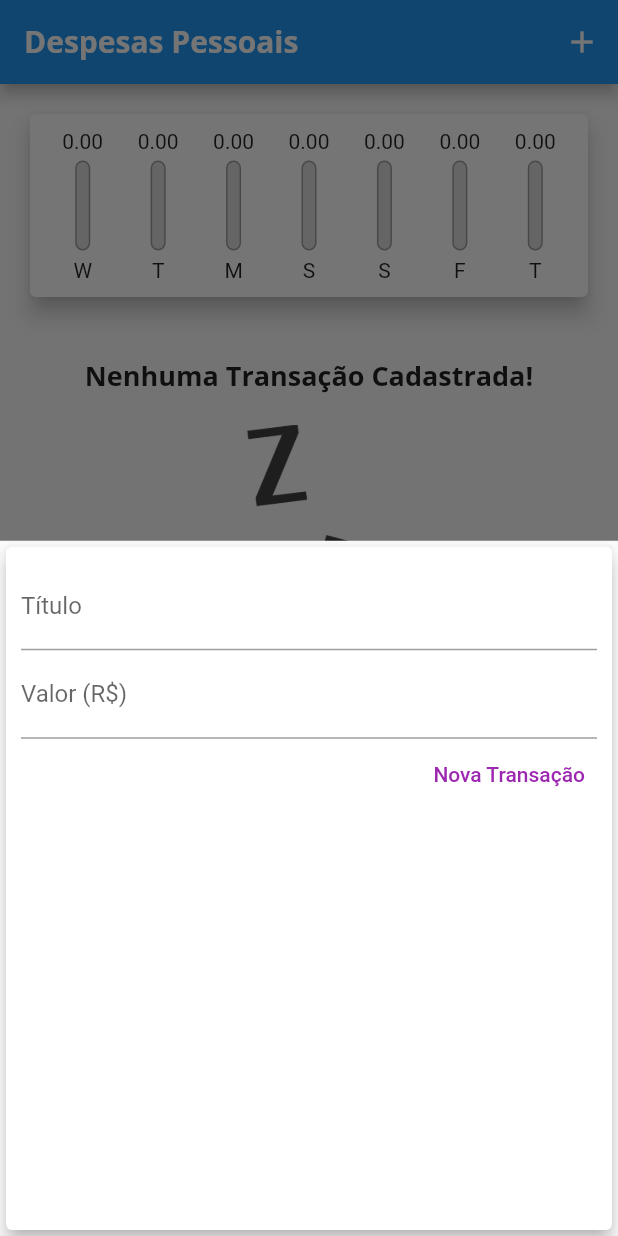
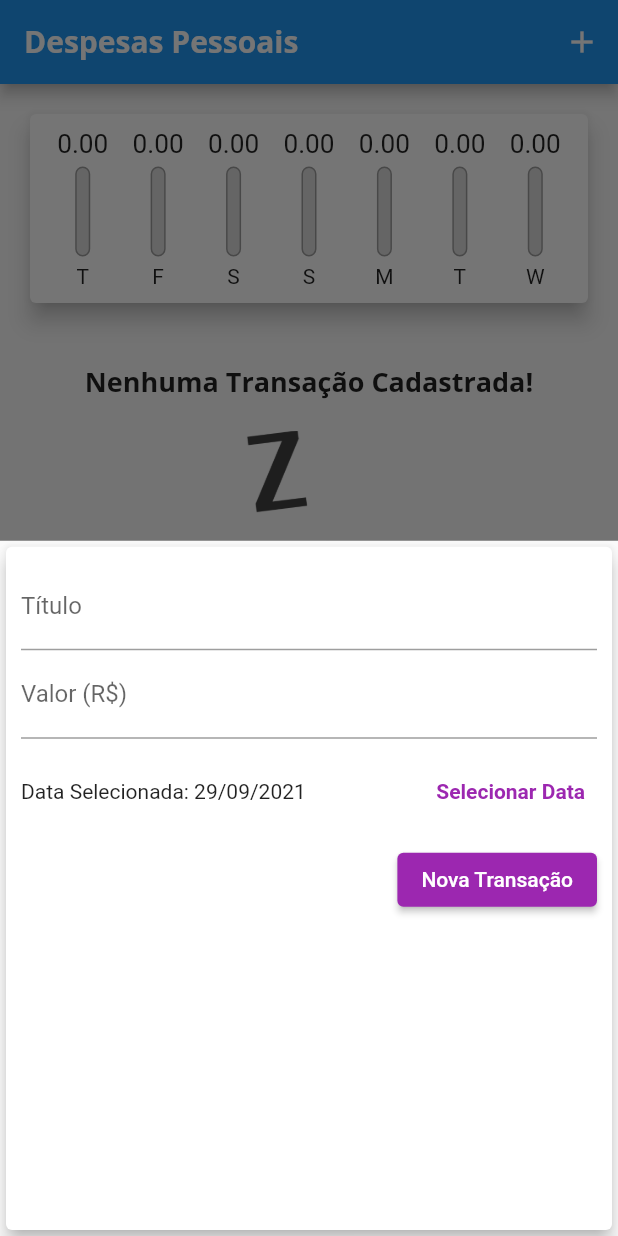
Before and after one commit to matheusbribeiro-dev/expenses, a Flutter app: the screen it shows after launch, after a tap on the "add" icon, on a phone screen of 412 x 824 dp. Run offline on Flutter 3.47's test engine with Material 2 defaults, Android fonts, the phone set to English and light mode, and no system bars.

Commit message:
The completed layout list

```diff
--- a/lib/components/chart.dart
+++ b/lib/components/chart.dart
@@ -32,7 +32,7 @@ class Chart extends StatelessWidget
         'day': DateFormat.E().format(weekDay)[0],
         'value': totalSum,
       };
-    });
+    }).reversed.toList();
   }
 
   double get _weekTotalValue
@@ -58,7 +58,9 @@ class Chart extends StatelessWidget
               child: ChartBar(
                 label: e['day'].toString(),
                 value: e['value'],
-                percentage: (e['value'] as double) / _weekTotalValue,
+                percentage: _weekTotalValue == 0
+                ? 0
+                : (e['value'] as double) / _weekTotalValue,
               ),
             );
           }).toList(),
--- a/lib/components/chart_bar.dart
+++ b/lib/components/chart_bar.dart
@@ -16,8 +16,11 @@ class ChartBar extends StatelessWidget {
   Widget build(BuildContext context) {
     return Column(
       children: <Widget>[
-        FittedBox(
-          child: Text(value.toStringAsFixed(2)),
+        Container(
+          height: 20,
+          child: FittedBox(
+            child: Text(value.toStringAsFixed(2)),
+          ),
         ),
         const SizedBox(height: 5),
         Container(
--- a/lib/components/transaction_form.dart
+++ b/lib/components/transaction_form.dart
@@ -1,7 +1,8 @@
 import 'package:flutter/material.dart';
+import 'package:intl/intl.dart';
 
 class TransactionForm extends StatefulWidget {
-  final void Function(String, double) onSubmit;
+  final void Function(String, double, DateTime) onSubmit;
 
   const TransactionForm(this.onSubmit, {Key? key}) : super(key: key);
 
@@ -10,20 +11,39 @@ class TransactionForm extends StatefulWidget {
 }
 
 class _TransactionFormState extends State<TransactionForm> {
-  final titleController = TextEditingController();
-
-  final valueController = TextEditingController();
+  final _titleController = TextEditingController();
+  final _valueController = TextEditingController();
+  DateTime _selectedDate = DateTime.now();
 
   _submitForm()
   {
-    final title = titleController.text;
-    final value = double.tryParse(valueController.text) ?? 0.0;
+    final title = _titleController.text;
+    final value = double.tryParse(_valueController.text) ?? 0.0;
 
-    if (title.isEmpty || value <= 0) {
+    // ignore: unnecessary_null_comparison
+    if (title.isEmpty || value <= 0 || _selectedDate == null) {
       return;
     }
 
-    widget.onSubmit(title, value);
+    widget.onSubmit(title, value, _selectedDate);
+  }
+
+  _showDatePicker()
+  {
+    showDatePicker(
+      context: context,
+      initialDate: DateTime.now(),
+      firstDate: DateTime(2020),
+      lastDate: DateTime.now()
+    ).then((value) {
+      if (value == null) {
+        return;
+      }
+
+      setState(() {
+        _selectedDate = value;
+      });
+    });
   }
 
   @override
@@ -35,24 +55,45 @@ class _TransactionFormState extends State<TransactionForm> {
         child: Column(
           children: <Widget>[
             TextField(
-              controller: titleController,
+              controller: _titleController,
               onSubmitted: (_) => _submitForm,
               decoration: const InputDecoration(labelText: 'Título'),
             ),
             TextField(
-              controller: valueController,
+              controller: _valueController,
               keyboardType: const TextInputType.numberWithOptions(decimal: true),
               onSubmitted: (_) => _submitForm,
               decoration: const InputDecoration(labelText: 'Valor (R\$)'),
             ),
+            Container(
+              height: 70,
+              child: Row(
+                children: <Widget>[
+                  Expanded(
+                    child: Text(
+                      // ignore: unnecessary_null_comparison
+                      _selectedDate == null ?
+                      'Nenhuma data selecionada!'
+                      : "Data Selecionada: ${DateFormat('dd/MM/y').format(_selectedDate)}",
+                    ),
+                  ),
+                  TextButton(
+                    onPressed: _showDatePicker,
+                    child: const Text(
+                      'Selecionar Data',
+                      style: TextStyle(
+                        fontWeight: FontWeight.bold
+                      ),
+                    )
+                  )
+                ],
+              ),
+            ),
             Row(
               mainAxisAlignment: MainAxisAlignment.end,
               children: <Widget>[
-                TextButton(
-                  child: const Text(
-                    'Nova Transação',
-                    style: TextStyle(color: Colors.purple),
-                  ),
+                ElevatedButton(
+                  child: const Text('Nova Transação'),
                   onPressed: _submitForm,
                 ),
               ],
--- a/lib/components/transaction_list.dart
+++ b/lib/components/transaction_list.dart
@@ -4,13 +4,18 @@ import 'package:intl/intl.dart';
 
 class TransactionList extends StatelessWidget {
   final List<Transaction> transactions;
+  final void Function(String id) onRemove;
 
-  const TransactionList(this.transactions, {Key? key}) : super(key: key);
+  const TransactionList(
+    this.transactions,
+    this.onRemove,
+    {Key? key}
+  ) : super(key: key);
 
   @override
   Widget build(BuildContext context) {
     return Container(
-      height: 300,
+      height: 587,
       child: transactions.isEmpty
           ? Column(
               children: <Widget>[
@@ -62,6 +67,11 @@ class TransactionList extends StatelessWidget {
                     subtitle: Text(
                       DateFormat('d MMM y').format(e.date),
                     ),
+                    trailing: IconButton(
+                      onPressed: () => onRemove(e.id),
+                      icon: const Icon(Icons.delete),
+                      color: Theme.of(context).errorColor,
+                    ),
                   ),
                 );
               }
--- a/lib/main.dart
+++ b/lib/main.dart
@@ -49,20 +49,7 @@ class MyHomePage extends StatefulWidget {
 }
 
 class _MyHomePageState extends State<MyHomePage> {
-  final List<Transaction> _transactions = [
-    /*Transaction(
-      id: 't1',
-      title: 'Novo tênis de Corrida',
-      value: 310.75,
-      date: DateTime.now()
-    ),
-    Transaction(
-      id: 't2',
-      title: 'Conta de luz',
-      value: 211.30,
-      date: DateTime.now()
-    ),*/
-  ];
+  final List<Transaction> _transactions = [];
 
   List<Transaction> get _recentTransactions
   {
@@ -73,13 +60,13 @@ class _MyHomePageState extends State<MyHomePage> {
     }).toList();
   }
 
-  _addTransaction(String title, double value)
+  _addTransaction(String title, double value, DateTime date)
   {
     final newTransaction = Transaction(
       id: Random().nextDouble().toString(),
       title: title,
       value: value,
-      date: DateTime.now(),
+      date: date,
     );
 
     setState(() {
@@ -87,6 +74,13 @@ class _MyHomePageState extends State<MyHomePage> {
     });
 
     Navigator.of(context).pop();
+  }
+
+  _removeTransaaction(String id)
+  {
+    setState(() {
+      _transactions.removeWhere((element) => element.id == id);
+    });
   }
 
   _openTransactionFormModal(BuildContext context)
@@ -116,7 +110,7 @@ class _MyHomePageState extends State<MyHomePage> {
           crossAxisAlignment: CrossAxisAlignment.stretch,
           children: <Widget>[
             Chart(_recentTransactions),
-            TransactionList(_transactions),
+            TransactionList(_transactions, _removeTransaaction),
           ],
         ),
       ),
```
